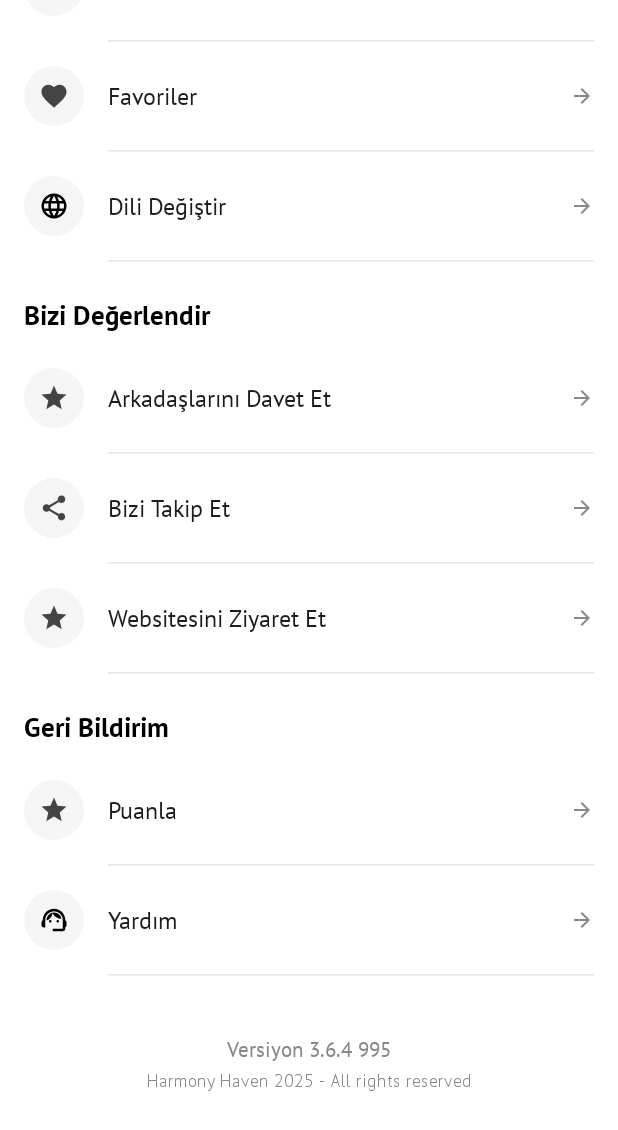
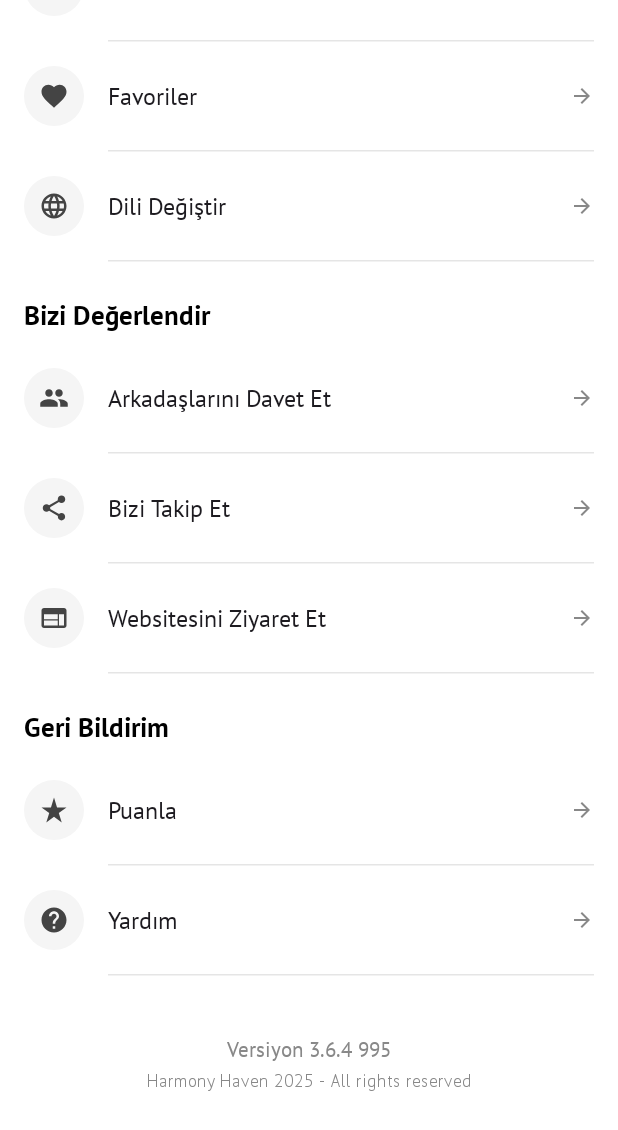
Before and after one commit to erdemserhat/HarmonyHavenAndroidClient, an Android app built with Jetpack Compose: the composable ProfileScreen shown on its own in the app's theme, scrolled down 547 dp, on a phone screen of 412 x 824 dp. Shown: the top 1130 px of the screen. Run offline under Robolectric (Android 15) with nearby library versions, the phone set to English and light mode, and no system bars; network calls fail; pictures from the network do not load; Roboto replaces fonts that are not available here.

Commit message:
feat: new home ui

```diff
--- a/app/src/main/java/com/erdemserhat/harmonyhaven/presentation/post_authentication/profile/ProfileScreen.kt
+++ b/app/src/main/java/com/erdemserhat/harmonyhaven/presentation/post_authentication/profile/ProfileScreen.kt
@@ -25,10 +25,16 @@ import androidx.compose.material.icons.Icons
 import androidx.compose.material.icons.filled.AccountCircle
 import androidx.compose.material.icons.filled.ArrowForward
 import androidx.compose.material.icons.filled.Favorite
+import androidx.compose.material.icons.filled.Group
+import androidx.compose.material.icons.filled.Help
+import androidx.compose.material.icons.filled.Info
+import androidx.compose.material.icons.filled.Language
 import androidx.compose.material.icons.filled.Notifications
 import androidx.compose.material.icons.filled.Person
 import androidx.compose.material.icons.filled.Share
 import androidx.compose.material.icons.filled.Star
+import androidx.compose.material.icons.filled.StarRate
+import androidx.compose.material.icons.filled.Web
 import androidx.compose.material3.Card
 import androidx.compose.material3.CardDefaults
 import androidx.compose.material3.ExperimentalMaterial3Api
@@ -158,7 +164,7 @@ fun ProfileScreen(navController: NavController) {
             SectionTitle(title = "Ayarlar")
 
             SettingsItem(
-                drawableRes = R.drawable.account,
+                icon = Icons.Default.AccountCircle,
                 title = "Hesap Detayları",
                 onClick = {
                     navController.navigate(Screen.Settings.route)
@@ -180,7 +186,7 @@ fun ProfileScreen(navController: NavController) {
             )
 
             SettingsItem(
-                drawableRes = R.drawable.language,
+                icon = Icons.Default.Language,
                 title = "Dili Değiştir",
                 onClick = { showLanguageDialog = true }
             )
@@ -191,7 +197,7 @@ fun ProfileScreen(navController: NavController) {
             SectionTitle(title = "Bizi Değerlendir")
 
             SettingsItem(
-                icon = Icons.Default.Star,
+                icon = Icons.Default.Group,
                 title = "Arkadaşlarını Davet Et",
                 onClick = {
                     val shareIntent = Intent().apply {
@@ -212,7 +218,7 @@ fun ProfileScreen(navController: NavController) {
             )
 
             SettingsItem(
-                icon = Icons.Default.Star,
+                icon = Icons.Default.Web,
                 title = "Websitesini Ziyaret Et",
                 onClick = {
                     val websiteIntent = Intent(Intent.ACTION_VIEW, Uri.parse("https://www.harmonyhavenapp.com/"))
@@ -226,7 +232,7 @@ fun ProfileScreen(navController: NavController) {
             SectionTitle(title = "Geri Bildirim")
 
             SettingsItem(
-                icon = Icons.Default.Star,
+                icon = Icons.Default.StarRate,
                 title = "Puanla",
                 onClick = {
                     // Önce in-app review'u deneyelim
@@ -247,7 +253,7 @@ fun ProfileScreen(navController: NavController) {
             )
 
             SettingsItem(
-                drawableRes = R.drawable.support,
+                icon = Icons.Default.Help,
                 title = "Yardım",
                 onClick = { /* Navigate to help */ }
             )
@@ -319,7 +325,7 @@ fun ProfileScreen(navController: NavController) {
                         contentAlignment = Alignment.Center
                     ) {
                         Icon(
-                            imageVector = Icons.Default.Star,
+                            imageVector = Icons.Default.Info,
                             contentDescription = "Information",
                             tint = harmonyHavenGreen,
                             modifier = Modifier.size(32.dp)
--- a/app/src/main/java/com/erdemserhat/harmonyhaven/presentation/post_authentication/settings/SettingsScreen.kt
+++ b/app/src/main/java/com/erdemserhat/harmonyhaven/presentation/post_authentication/settings/SettingsScreen.kt
@@ -33,11 +33,11 @@ import androidx.compose.material.icons.filled.AccountCircle
 import androidx.compose.material.icons.filled.ArrowForward
 import androidx.compose.material.icons.filled.Email
 import androidx.compose.material.icons.filled.ExitToApp
+import androidx.compose.material.icons.filled.Help
 import androidx.compose.material.icons.filled.Lock
 import androidx.compose.material.icons.filled.Notifications
 import androidx.compose.material.icons.filled.Person
 import androidx.compose.material.icons.filled.Share
-import androidx.compose.material.icons.filled.Star
 import androidx.compose.material3.AlertDialog
 import androidx.compose.material3.Button
 import androidx.compose.material3.ButtonDefaults
@@ -216,7 +216,7 @@ fun SettingsScreen(
             SectionTitle("Destek")
 
             SettingsItem(
-                icon = Icons.Default.Star,
+                icon = Icons.Default.Help,
                 title = "Yardım ve Destek",
                 onClick = { /* Navigate to help */ }
             )
```
Also changed, not shown: app/src/main/java/com/erdemserhat/harmonyhaven/presentation/post_authentication/player/MediaPlayerService.kt (+45 -0 lines), app/src/main/java/com/erdemserhat/harmonyhaven/presentation/post_authentication/player/MusicPlayerScreen.kt (+10 -2 lines).
